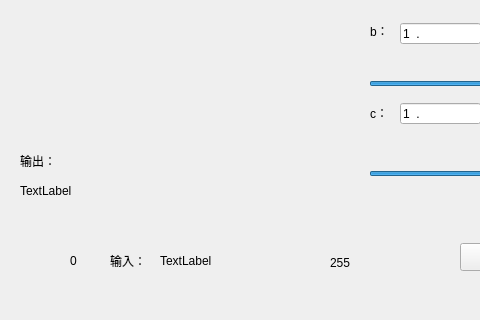
Old version of the form contrastcruvedialog.ui in the repository lvxvh/SE342_CV_Project; both pictures show x 0 to 480 and y 127 to 447 of the 730 by 447 pixel window.
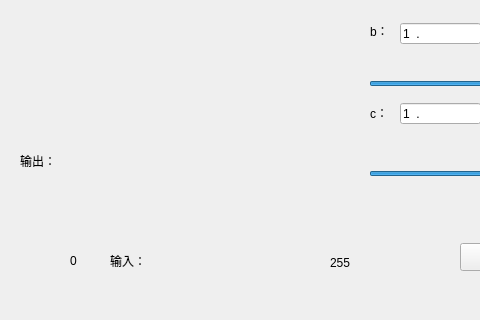
New version of the form.

What changed in the file:
```diff
--- a/contrastcruvedialog.ui
+++ b/contrastcruvedialog.ui
@@ -108,7 +108,7 @@
     </rect>
    </property>
    <property name="text">
-    <string>TextLabel</string>
+    <string/>
    </property>
   </widget>
   <widget class="QLabel" name="label_8">
@@ -134,7 +134,7 @@
     </rect>
    </property>
    <property name="text">
-    <string>TextLabel</string>
+    <string/>
    </property>
   </widget>
   <widget class="QLabel" name="label_10">
```
